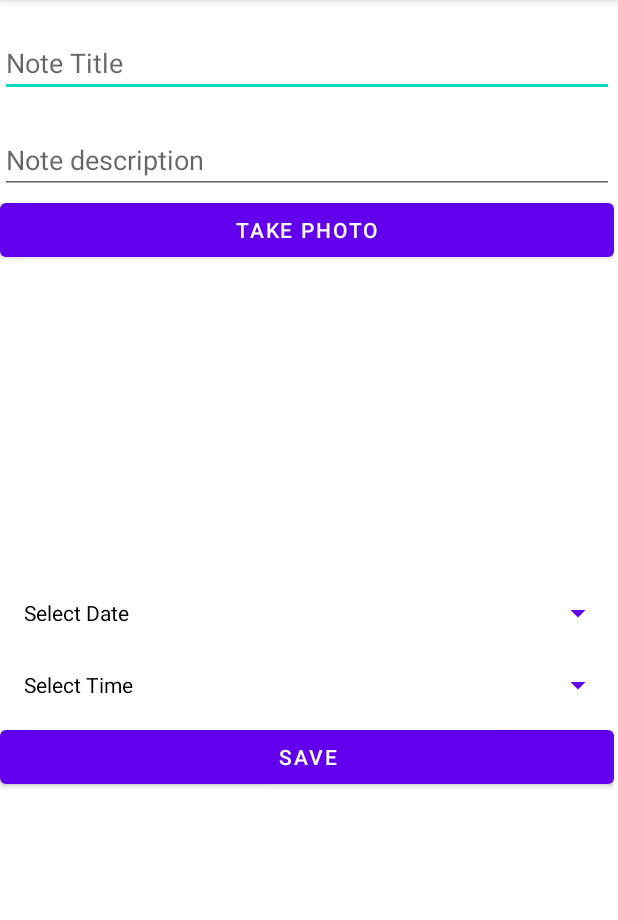
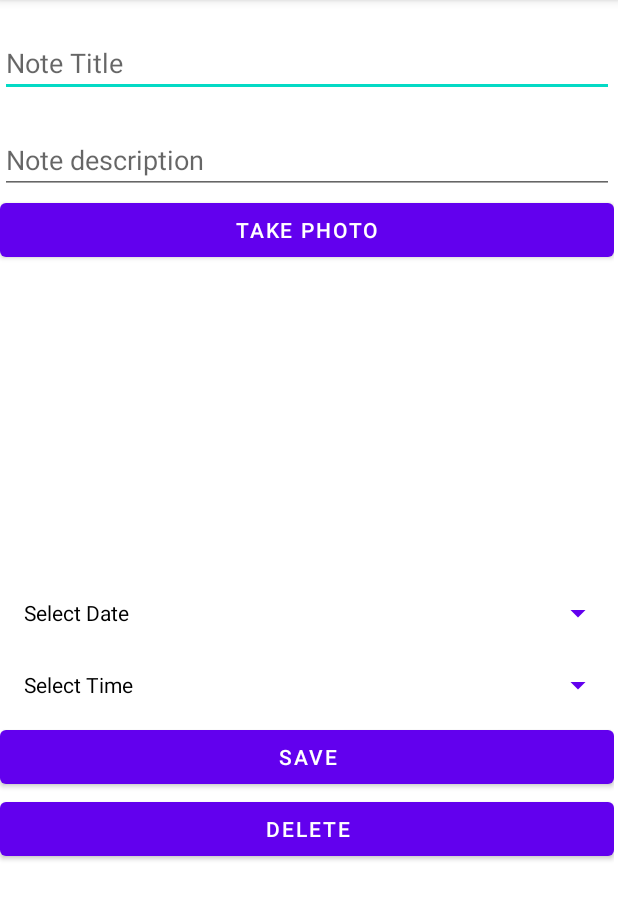
Before and after one commit to ayu-ahilan/Notes2, an Android app: the UpdateNote screen opened directly, with no data from a screen before it, on a phone screen of 412 x 824 dp, the part 84-1004 px from its top. Run offline under Robolectric (Android 15) with nearby library versions, the phone set to English and light mode, and no system bars.

Commit message:
Delete Button in Update-Method, but you have to click it 2 times

```diff
--- a/app/src/main/java/ch/bbw/modul335/myapplication/UpdateNote.java
+++ b/app/src/main/java/ch/bbw/modul335/myapplication/UpdateNote.java
@@ -16,6 +16,7 @@ public class UpdateNote extends AppCompatActivity {
     private EditText noteDescription;
     private Button dateButton;
     private Button timeButton;
+    private Button deleteButtton;
     ImageView selectedImage;
     Bitmap bitmap;
     Note note;
@@ -33,6 +34,7 @@ public class UpdateNote extends AppCompatActivity {
         noteDescription = findViewById(R.id.NoteDescription);
         dateButton = findViewById(R.id.datePickerButton);
         timeButton = findViewById(R.id.timeButton);
+        deleteButtton = findViewById(R.id.deleteButton);
         //selectedImage = selectedImage.getRootView().findViewById(R.id.preview);
         instance = this;
         Intent intent = getIntent();
@@ -54,6 +56,7 @@ public class UpdateNote extends AppCompatActivity {
     }
 
     public void save(View view) {
+
     }
 
     public void setNote(Note note) {
@@ -61,4 +64,11 @@ public class UpdateNote extends AppCompatActivity {
     }
 
 
+    public void delete(View view) {
+        note = null;
+        deleteButtton.setOnClickListener(v -> {
+            Intent intent = new Intent(getApplicationContext(), MainActivity.class);
+            startActivity(intent);
+        });
+    }
 }
--- a/app/src/main/res/layout/activity_update_note.xml
+++ b/app/src/main/res/layout/activity_update_note.xml
@@ -76,6 +76,13 @@
             android:onClick="save"
             android:text="Save" />
 
+        <Button
+            android:id="@+id/deleteButton"
+            android:layout_width="match_parent"
+            android:layout_height="wrap_content"
+            android:onClick="delete"
+            android:text="Delete" />
+
     </LinearLayout>
 
 </androidx.constraintlayout.widget.ConstraintLayout>
```
